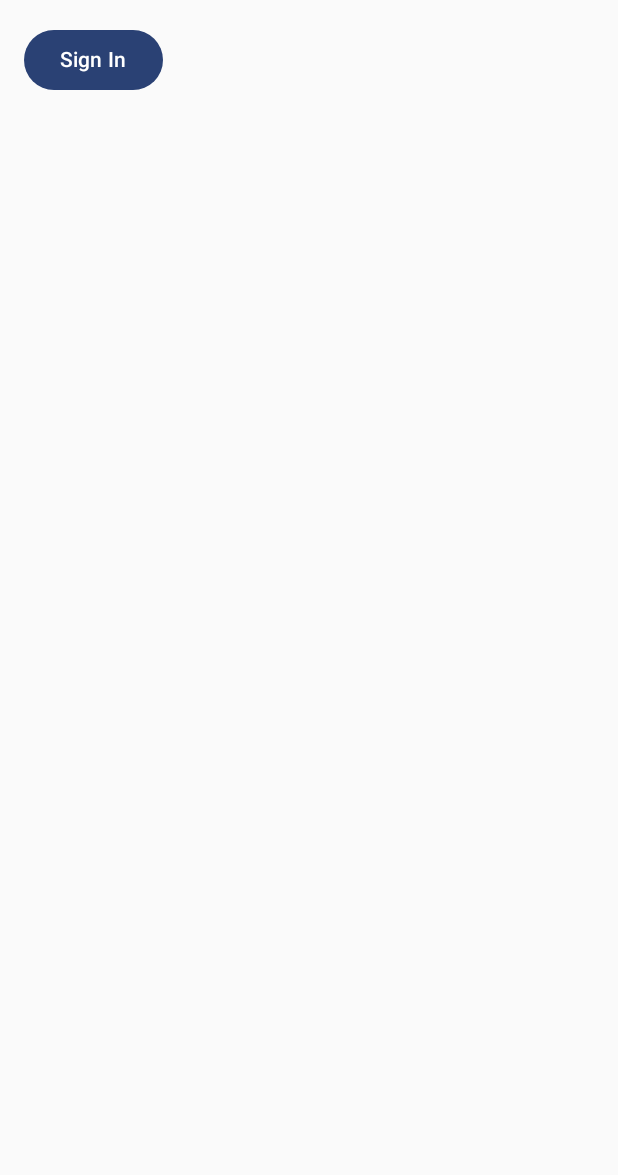
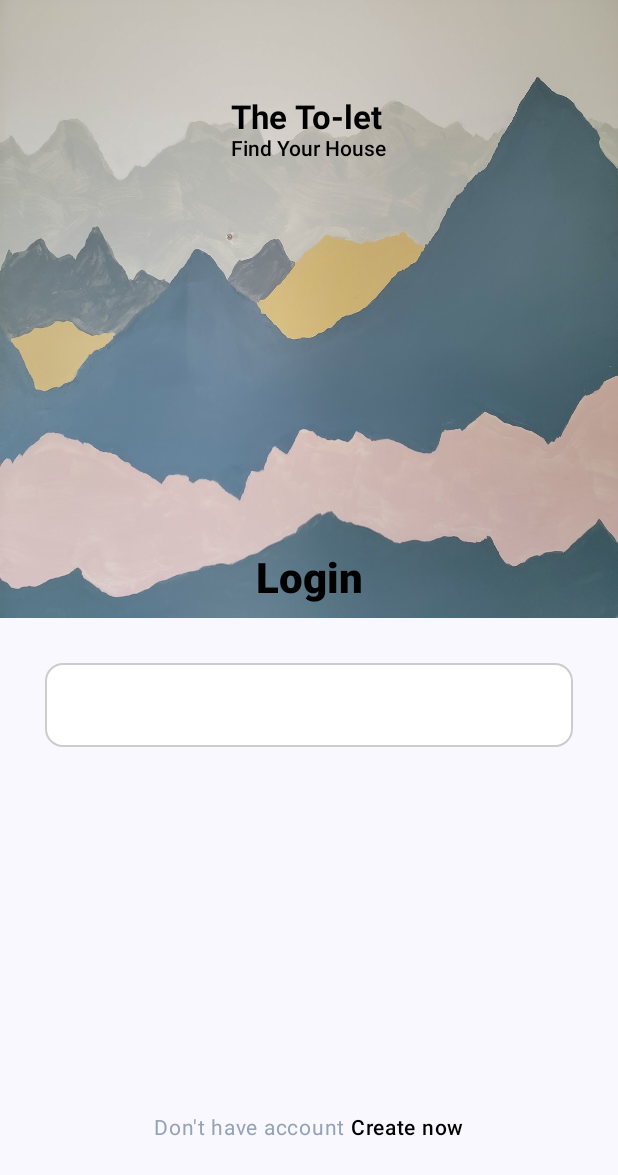
Before and after one commit to jyotip1308/ComposeCode, an Android app built with Jetpack Compose: the screen it shows after launch (MainActivity), on a phone screen of 412 x 824 dp. Shown: the top 1175 px of the screen. Run offline under Robolectric (Android 15) with nearby library versions, the phone set to English and light mode, and no system bars; our stand-ins replace Dagger/Hilt's generated code, Firebase (no records; nobody signed in at launch, a user with empty details on screens opened directly), window size class; 1 statement that could not run was skipped.

Commit message:
Responsive Screen

```diff
--- a/app/build.gradle.kts
+++ b/app/build.gradle.kts
@@ -105,6 +105,8 @@ dependencies {
     implementation("com.google.android.gms:play-services-location:21.3.0")
     implementation ("com.google.accompanist:accompanist-permissions:0.31.1-alpha")
 
+    //Window size
+    implementation("androidx.compose.material3:material3-window-size-class-android:1.2.1")
 
 
 }
--- a/app/src/main/AndroidManifest.xml
+++ b/app/src/main/AndroidManifest.xml
@@ -27,7 +27,6 @@
             android:theme="@style/Theme.ComposeCode">
             <intent-filter>
                 <action android:name="android.intent.action.MAIN" />
-
                 <category android:name="android.intent.category.LAUNCHER" />
             </intent-filter>
         </activity>
--- a/app/src/main/java/com/composemates/composecode/MainActivity.kt
+++ b/app/src/main/java/com/composemates/composecode/MainActivity.kt
@@ -17,10 +17,13 @@ import androidx.navigation.compose.NavHost
 import androidx.navigation.compose.composable
 import androidx.navigation.compose.rememberNavController
 import com.composemates.composecode.firebasePresentation.GoogleAuthUiClient
+import com.composemates.composecode.firebasePresentation.GoogleAuthUiClientHilt
 import com.composemates.composecode.firebasePresentation.ProfileScreen
 import com.composemates.composecode.firebasePresentation.SignInScreen
 import com.composemates.composecode.kotlinFlows.CountDownUi
+import com.composemates.composecode.navigation.FirebaseNavGraph
 import com.composemates.composecode.networkMonitor.NetworkConnectivityHelper
+import com.composemates.composecode.responsiveScreens.LoginScreen
 import com.composemates.composecode.ui.theme.ComposeCodeTheme
 import com.composemates.composecode.viewModels.AuthViewModel
 import com.composemates.composecode.viewModels.FirebaseViewModel
@@ -33,12 +36,17 @@ import javax.inject.Inject
 @AndroidEntryPoint
 class MainActivity : ComponentActivity() {
 
-    private val googleAuthClient by lazy {
+    //Firebase using hilt
+ /*   private val googleAuthClient by lazy {
         GoogleAuthUiClient(
             context = applicationContext,
             oneTapClient = Identity.getSignInClient(applicationContext)
         )
-    }
+    }*/
+
+    @Inject
+    lateinit var googleAuthUiClientHilt: GoogleAuthUiClientHilt
+
     @Inject
     lateinit var networkConnectivityHelper: NetworkConnectivityHelper
     private val authViewModel: AuthViewModel by viewModels()
@@ -51,7 +59,9 @@ class MainActivity : ComponentActivity() {
         setContent {
             ComposeCodeTheme {
 
-                val navController = rememberNavController()
+                // Firebase using hilt navigation code
+
+                /*val navController = rememberNavController()
 
                 NavHost(
                     navController = navController,
@@ -128,7 +138,14 @@ class MainActivity : ComponentActivity() {
                             }
                         )
                     }
-                }
+                }*/
+
+                LoginScreen()
+
+              /*  val navController = rememberNavController()
+                FirebaseNavGraph(navController = navController,
+                    googleAuthClientHilt = googleAuthUiClientHilt,
+                    applicationContext = applicationContext)*/
 
 //                CountDownUi(viewModel)
 //                CurrentLocation()
--- a/app/src/main/java/com/composemates/composecode/firebasePresentation/GoogleAuthUiClient.kt
+++ b/app/src/main/java/com/composemates/composecode/firebasePresentation/GoogleAuthUiClient.kt
@@ -8,6 +8,7 @@ import com.google.android.gms.auth.api.identity.BeginSignInRequest
 import com.google.android.gms.auth.api.identity.BeginSignInRequest.GoogleIdTokenRequestOptions
 import com.google.android.gms.auth.api.identity.SignInClient
 import com.google.firebase.Firebase
+import com.google.firebase.auth.FirebaseAuth
 import com.google.firebase.auth.GoogleAuthProvider
 import com.google.firebase.auth.auth
 import kotlinx.coroutines.tasks.await
@@ -15,7 +16,8 @@ import kotlin.coroutines.cancellation.CancellationException
 
 class GoogleAuthUiClient(
     private val context: Context,
-    private val oneTapClient: SignInClient
+    private val oneTapClient: SignInClient,
+
 ) {
 
     private val auth = Firebase.auth
--- /dev/null
+++ b/app/src/main/java/com/composemates/composecode/hiltModules/FirebaseModule.kt
@@ -0,0 +1,43 @@
+package com.composemates.composecode.hiltModules
+
+import android.content.Context
+import com.composemates.composecode.firebasePresentation.GoogleAuthUiClient
+import com.composemates.composecode.firebasePresentation.GoogleAuthUiClientHilt
+import com.google.android.gms.auth.api.identity.Identity
+import com.google.android.gms.auth.api.identity.SignInClient
+import com.google.firebase.auth.FirebaseAuth
+import com.google.firebase.auth.ktx.auth
+import com.google.firebase.ktx.Firebase
+import com.google.firebase.ktx.initialize
+import dagger.Module
+import dagger.Provides
+import dagger.hilt.InstallIn
+import dagger.hilt.android.qualifiers.ApplicationContext
+import dagger.hilt.components.SingletonComponent
+import javax.inject.Singleton
+
+@Module
+@InstallIn(SingletonComponent::class)
+object FirebaseModule {
+
+    @Provides
+    @Singleton
+    fun provideFirebaseAuth(): FirebaseAuth = Firebase.auth
+
+    @Provides
+    @Singleton
+    fun provideSignInClient(@ApplicationContext context: Context): SignInClient {
+        Firebase.initialize(context)
+        return Identity.getSignInClient(context)
+    }
+
+    @Provides
+    @Singleton
+    fun provideGoogleAuthUiClient(
+        @ApplicationContext context: Context,
+        signInClient: SignInClient,
+        auth: FirebaseAuth
+    ): GoogleAuthUiClientHilt {
+        return GoogleAuthUiClientHilt(context, signInClient, auth)
+    }
+}
--- a/app/src/main/java/com/composemates/composecode/navigation/FirebaseNavigation.kt
+++ b/app/src/main/java/com/composemates/composecode/navigation/FirebaseNavigation.kt
@@ -13,15 +13,16 @@ import androidx.navigation.NavHostController
 import androidx.navigation.compose.NavHost
 import androidx.navigation.compose.composable
 import com.composemates.composecode.firebasePresentation.GoogleAuthUiClient
+import com.composemates.composecode.firebasePresentation.GoogleAuthUiClientHilt
 import com.composemates.composecode.firebasePresentation.ProfileScreen
 import com.composemates.composecode.firebasePresentation.SignInScreen
 import com.composemates.composecode.viewModels.FirebaseViewModel
 import kotlinx.coroutines.launch
 
 @Composable
-fun NavGraph(
+fun FirebaseNavGraph(
     navController: NavHostController,
-    googleAuthClient: GoogleAuthUiClient,
+    googleAuthClientHilt: GoogleAuthUiClientHilt,
     applicationContext: Context
 ) {
     NavHost(
@@ -35,9 +36,11 @@ fun NavGraph(
             var userSignedIn by remember { mutableStateOf(false) }
 
             LaunchedEffect(key1 = Unit) {
-                userSignedIn = googleAuthClient.getSignedInUser() != null
+                userSignedIn = googleAuthClientHilt.getSignedInUser() != null
                 if (userSignedIn) {
-                    navController.navigate("profile")
+                    navController.navigate("profile") {
+                        popUpTo("sign_in") { inclusive = true }
+                    }
                 }
             }
 
@@ -46,7 +49,7 @@ fun NavGraph(
                 onResult = { result ->
                     if (result.resultCode == RESULT_OK) {
                         viewModel.viewModelScope.launch {
-                            val signInResult = googleAuthClient.signInWithIntent(
+                            val signInResult = googleAuthClientHilt.signInWithIntent(
                                 intent = result.data ?: return@launch
                             )
                             viewModel.onSignInResult(signInResult)
@@ -71,7 +74,7 @@ fun NavGraph(
             SignInScreen(state = state,
                 onSignInClick = {
                     viewModel.viewModelScope.launch {
-                        val signInIntentSender = googleAuthClient.signIn()
+                        val signInIntentSender = googleAuthClientHilt.signIn()
                         launcher.launch(
                             IntentSenderRequest.Builder(
                                 signInIntentSender ?: return@launch
@@ -86,17 +89,19 @@ fun NavGraph(
             val viewModel: FirebaseViewModel = hiltViewModel()
 
             ProfileScreen(
-                userData = googleAuthClient.getSignedInUser(),
+                userData = googleAuthClientHilt.getSignedInUser(),
                 onSignOut = {
                     viewModel.viewModelScope.launch {
-                        googleAuthClient.signOut()
+                        googleAuthClientHilt.signOut()
                         Toast.makeText(
                             applicationContext,
                             "Signed out",
                             Toast.LENGTH_LONG
                         ).show()
 
-                        navController.popBackStack()
+                        navController.navigate("sign_in") {
+                            popUpTo("profile") { inclusive = true }
+                        }
                     }
                 }
             )
--- a/app/src/main/java/com/composemates/composecode/navigation/navigation.kt
+++ b/app/src/main/java/com/composemates/composecode/navigation/navigation.kt
@@ -26,7 +26,5 @@ fun Navigate() {
         composable("ABCD"){
             ABCD()
         }
-
-
     }
 }
--- /dev/null
+++ b/app/src/main/java/com/composemates/composecode/responsiveScreens/LoginScreen.kt
@@ -0,0 +1,140 @@
+package com.composemates.composecode.responsiveScreens
+
+import androidx.compose.foundation.Image
+import androidx.compose.foundation.isSystemInDarkTheme
+import androidx.compose.foundation.layout.Box
+import androidx.compose.foundation.layout.Column
+import androidx.compose.foundation.layout.Row
+import androidx.compose.foundation.layout.Spacer
+import androidx.compose.foundation.layout.fillMaxHeight
+import androidx.compose.foundation.layout.fillMaxSize
+import androidx.compose.foundation.layout.fillMaxWidth
+import androidx.compose.foundation.layout.height
+import androidx.compose.foundation.layout.padding
+import androidx.compose.foundation.shape.RoundedCornerShape
+import androidx.compose.material3.MaterialTheme
+import androidx.compose.material3.Surface
+import androidx.compose.material3.Text
+import androidx.compose.material3.TextField
+import androidx.compose.runtime.Composable
+import androidx.compose.runtime.getValue
+import androidx.compose.runtime.mutableStateOf
+import androidx.compose.runtime.remember
+import androidx.compose.runtime.setValue
+import androidx.compose.ui.Alignment
+import androidx.compose.ui.Modifier
+import androidx.compose.ui.graphics.Color
+import androidx.compose.ui.layout.ContentScale
+import androidx.compose.ui.res.painterResource
+import androidx.compose.ui.text.SpanStyle
+import androidx.compose.ui.text.buildAnnotatedString
+import androidx.compose.ui.text.font.FontWeight
+import androidx.compose.ui.text.withStyle
+import androidx.compose.ui.unit.dp
+import androidx.compose.ui.unit.sp
+import com.composemates.composecode.R
+import com.composemates.composecode.ui.theme.dimens
+
+@Composable
+fun LoginScreen() {
+    Surface {
+        Column(modifier = Modifier.fillMaxSize())
+        {
+            TopSection()
+
+            Spacer(modifier = Modifier.height(MaterialTheme.dimens.medium2))
+
+            Column(
+                modifier = Modifier
+                    .fillMaxSize()
+                    .padding(horizontal = 30.dp)
+            )  {
+
+                var mob by remember { mutableStateOf("") }
+                MobileTextField(
+                    text = mob,
+                    label = "Mobile",
+                    onTextChange = {mob = it},
+                    color = Color.DarkGray,
+                    maxLength = 12,
+                    shape = RoundedCornerShape(12.dp)
+                )
+                Spacer(modifier = Modifier.height(MaterialTheme.dimens.medium1))
+
+                CreateAccountSection()
+            }
+        }
+    }
+}
+
+@Composable
+fun TopSection(){
+    val uiColor = if (isSystemInDarkTheme()) Color.White else Color.Black
+
+    Box(contentAlignment = Alignment.TopCenter){
+        Image(modifier = Modifier
+            .fillMaxWidth()
+            .fillMaxHeight(0.5f),
+            painter = painterResource(id = R.drawable.mountain),
+            contentDescription = null ,
+            contentScale = ContentScale.FillBounds
+        )
+
+        Row (modifier = Modifier.padding(top = MaterialTheme.dimens.large),
+            verticalAlignment = Alignment.CenterVertically)
+        {
+            Column {
+                Text(text = "The To-let",
+                  style = MaterialTheme.typography.headlineMedium,
+                  color = uiColor
+                )
+                Text(text = "Find Your House",
+                  style = MaterialTheme.typography.titleMedium,
+                  color = uiColor
+                )
+            }
+        }
+
+        Text(
+            modifier = Modifier
+                .padding(bottom = 10.dp)
+                .align(alignment = Alignment.BottomCenter),
+            text = "Login",
+            style = MaterialTheme.typography.headlineLarge,
+            color = uiColor
+        )
+    }
+}
+
+@Composable
+fun CreateAccountSection(){
+    val uiColor = if (isSystemInDarkTheme()) Color.White else Color.Black
+    Box (modifier = Modifier
+        .fillMaxHeight(0.8f)
+        .fillMaxWidth(),
+        contentAlignment = Alignment.BottomCenter
+    ){
+        Text(text = buildAnnotatedString {
+            withStyle(
+                style = SpanStyle(
+                    color = Color(0xFF94A3B8),
+                    fontSize = MaterialTheme.typography.labelMedium.fontSize,
+                    fontWeight = FontWeight.Normal
+                )
+            ){
+                append("Don't have account")
+            }
+
+            withStyle(
+                style = SpanStyle(
+                    color = uiColor,
+                    fontSize = MaterialTheme.typography.labelMedium.fontSize,
+                    fontWeight = FontWeight.Medium
+                )
+            ){
+                append(" ")
+                append("Create now")
+            }
+        })
+    }
+}
--- /dev/null
+++ b/app/src/main/java/com/composemates/composecode/responsiveScreens/mobNum_textfield.kt
@@ -0,0 +1,80 @@
+package com.composemates.composecode.responsiveScreens
+
+import androidx.compose.foundation.layout.Box
+import androidx.compose.foundation.layout.fillMaxWidth
+import androidx.compose.foundation.layout.size
+import androidx.compose.foundation.shape.RoundedCornerShape
+import androidx.compose.foundation.text.KeyboardActions
+import androidx.compose.foundation.text.KeyboardOptions
+import androidx.compose.material3.ExperimentalMaterial3Api
+import androidx.compose.material3.Icon
+import androidx.compose.material3.LocalTextStyle
+import androidx.compose.material3.MaterialTheme
+import androidx.compose.material3.OutlinedTextField
+import androidx.compose.material3.Text
+import androidx.compose.material3.TextFieldDefaults
+import androidx.compose.runtime.Composable
+import androidx.compose.ui.Alignment
+import androidx.compose.ui.Modifier
+import androidx.compose.ui.graphics.Color
+import androidx.compose.ui.platform.LocalConfiguration
+import androidx.compose.ui.res.painterResource
+import androidx.compose.ui.text.font.FontWeight
+import androidx.compose.ui.text.input.ImeAction
+import androidx.compose.ui.text.input.KeyboardType
+import androidx.compose.ui.unit.dp
+import androidx.compose.ui.unit.sp
+
+//abc
+@OptIn(ExperimentalMaterial3Api::class)
+@Composable
+fun MobileTextField(
+    modifier: Modifier = Modifier,
+    text: String,
+    label: String,
+    maxLine: Int = 1,
+    onTextChange: (String) -> Unit,
+    color: Color,
+    maxLength: Int,
+    keyboardType: KeyboardType = KeyboardType.Number,
+//    keyboardOptions: KeyboardOptions,
+    onImeAction:ImeAction = ImeAction.Next,
+    onAction: KeyboardActions = KeyboardActions.Default,
+    shape: RoundedCornerShape
+
+) {
+    val limitedText = text.take(maxLength)
+    val conf = LocalConfiguration.current
+    val widthdp = conf.screenWidthDp.dp
+
+    Box(
+        contentAlignment = Alignment.CenterStart,
+
+        ) {
+        OutlinedTextField(
+            colors = TextFieldDefaults.outlinedTextFieldColors(
+                focusedBorderColor = Color.Black,
+                unfocusedBorderColor = Color.LightGray,
+                containerColor = Color.White,
+                focusedLabelColor = Color.Black),
+            value = text,
+            onValueChange = {
+                val newText = it.take(maxLength)
+                onTextChange(newText)
+            },
+            shape= shape,
+            maxLines = maxLine,
+
+            keyboardOptions = KeyboardOptions(keyboardType = keyboardType,
+                                imeAction = onImeAction),
+            keyboardActions = onAction,
+            modifier = Modifier.fillMaxWidth(),
+//                .width(widthdp/4),
+            textStyle = LocalTextStyle.current.copy(
+                fontWeight = FontWeight.Bold,
+                color = color,
+                fontSize = MaterialTheme.typography.labelMedium.fontSize
+            ),
+        )
+    }
+}
--- /dev/null
+++ b/app/src/main/java/com/composemates/composecode/ui/theme/AppUtils.kt
@@ -0,0 +1,23 @@
+package com.composemates.composecode.ui.theme
+
+import androidx.compose.runtime.Composable
+import androidx.compose.runtime.CompositionLocalProvider
+import androidx.compose.runtime.compositionLocalOf
+import androidx.compose.runtime.remember
+
+@Composable
+fun AppUtils(
+    appDimens: Dimens,
+    content:@Composable () -> Unit
+){
+    val appDimens = remember {
+        appDimens
+    }
+
+    CompositionLocalProvider( LocalAppDimens provides appDimens ) {
+     content()
+    }
+}
+val LocalAppDimens = compositionLocalOf {
+    CompactDimens
+}
--- /dev/null
+++ b/app/src/main/java/com/composemates/composecode/ui/theme/Dimens.kt
@@ -0,0 +1,73 @@
+package com.composemates.composecode.ui.theme
+
+import androidx.compose.ui.unit.Dp
+import androidx.compose.ui.unit.dp
+
+data class Dimens(
+    val extraSmall: Dp = 0.dp,
+    val small1: Dp = 0.dp,
+    val small2: Dp = 0.dp,
+    val small3: Dp = 0.dp,
+    val medium1: Dp = 0.dp,
+    val medium2: Dp = 0.dp,
+    val medium3: Dp = 0.dp,
+    val large: Dp = 0.dp,
+    val buttonHeight:Dp = 40.dp,
+    val largeSize: Dp = 42.dp,
+    val logoSize: Dp = 42.dp
+)
+
+val CompactSmallDimens = Dimens(
+    small1 = 6.dp,
+    small2 = 5.dp,
+    small3 = 8.dp,
+    medium1 = 15.dp,
+    medium2 = 26.dp,
+    medium3 = 30.dp,
+    large = 45.dp,
+    buttonHeight = 30.dp,
+    logoSize = 36.dp
+)
+
+val CompactMediumDimens = Dimens(
+    small1 = 8.dp,
+    small2 = 13.dp,
+    small3 = 17.dp,
+    medium1 = 25.dp,
+    medium2 = 30.dp,
+    medium3 = 35.dp,
+    large = 65.dp,
+)
+
+val CompactDimens = Dimens(
+    small1 = 10.dp,
+    small2 = 15.dp,
+    small3 = 20.dp,
+    medium1 = 30.dp,
+    medium2 = 36.dp,
+    medium3 = 40.dp,
+    large = 80.dp,
+
+)
+
+val MediumDimens = Dimens(
+    small1 = 10.dp,
+    small2 = 15.dp,
+    small3 = 20.dp,
+    medium1 = 30.dp,
+    medium2 = 36.dp,
+    medium3 = 40.dp,
+    large = 110.dp,
+    logoSize = 55.dp
+)
+
+val ExpandedDimens = Dimens(
+    small1 = 15.dp,
+    small2 = 20.dp,
+    small3 = 25.dp,
+    medium1 = 35.dp,
+    medium2 = 30.dp,
+    medium3 = 45.dp,
+    large = 130.dp,
+    logoSize = 72.dp
+)
--- a/app/src/main/java/com/composemates/composecode/ui/theme/Theme.kt
+++ b/app/src/main/java/com/composemates/composecode/ui/theme/Theme.kt
@@ -8,12 +8,17 @@ import androidx.compose.material3.darkColorScheme
 import androidx.compose.material3.dynamicDarkColorScheme
 import androidx.compose.material3.dynamicLightColorScheme
 import androidx.compose.material3.lightColorScheme
+import androidx.compose.material3.windowsizeclass.ExperimentalMaterial3WindowSizeClassApi
+import androidx.compose.material3.windowsizeclass.WindowWidthSizeClass
+import androidx.compose.material3.windowsizeclass.calculateWindowSizeClass
 import androidx.compose.runtime.Composable
 import androidx.compose.runtime.SideEffect
 import androidx.compose.ui.graphics.toArgb
+import androidx.compose.ui.platform.LocalConfiguration
 import androidx.compose.ui.platform.LocalContext
 import androidx.compose.ui.platform.LocalView
 import androidx.core.view.WindowCompat
+import com.composemates.composecode.MainActivity
 
 private val DarkColorScheme = darkColorScheme(
     primary = Purple80,
@@ -37,11 +42,13 @@ private val LightColorScheme = lightColorScheme(
     */
 )
 
+@OptIn(ExperimentalMaterial3WindowSizeClassApi::class)
 @Composable
 fun ComposeCodeTheme(
     darkTheme: Boolean = isSystemInDarkTheme(),
     // Dynamic color is available on Android 12+
     dynamicColor: Boolean = true,
+    activity: Activity = LocalContext.current as MainActivity,
     content: @Composable () -> Unit
 ) {
     val colorScheme = when {
@@ -62,9 +69,49 @@ fun ComposeCodeTheme(
         }
     }
 
-    MaterialTheme(
-        colorScheme = colorScheme,
-        typography = Typography,
-        content = content
-    )
+    val window = calculateWindowSizeClass(activity = activity)
+    val config = LocalConfiguration.current
+
+    var typography = CompactTypography
+    var appDimens = CompactDimens
+
+    when(window.widthSizeClass){
+        WindowWidthSizeClass.Compact -> {
+            if (config.screenWidthDp <= 360){
+                appDimens = CompactSmallDimens
+                typography = CompactSmallTypography
+            }
+            else if (config.screenWidthDp < 599){
+                appDimens = CompactMediumDimens
+                typography = CompactMediumTypography
+            }
+            else{
+                appDimens = CompactDimens
+                typography = CompactTypography
+            }
+        }
+
+        WindowWidthSizeClass.Medium ->{
+            appDimens = MediumDimens
+            typography = MediumTypography
+        }
+
+        else -> {
+            appDimens = ExpandedDimens
+            typography = ExpandedTypography
+        }
+    }
+
+    AppUtils(appDimens = appDimens) {
+        MaterialTheme(
+            colorScheme = colorScheme,
+            typography = typography,
+            content = content
+        )
+    }
+
 }
+
+val MaterialTheme.dimens
+    @Composable
+    get() = LocalAppDimens.current
--- a/app/src/main/java/com/composemates/composecode/ui/theme/Type.kt
+++ b/app/src/main/java/com/composemates/composecode/ui/theme/Type.kt
@@ -45,3 +45,133 @@ val kanitText = TextStyle(
     fontFamily = kanit,
     fontSize = 22.sp
 )
+
+val CompactTypography = Typography(
+    headlineLarge = TextStyle(
+        fontFamily = FontFamily.Default,
+        fontWeight = FontWeight.ExtraBold,
+        fontSize = 30.sp,
+    ),
+
+    headlineMedium = TextStyle(
+        fontFamily = FontFamily.Default,
+        fontWeight = FontWeight.Bold,
+        fontSize = 24.sp,
+    ),
+
+    titleMedium = TextStyle(
+        fontFamily = FontFamily.Default,
+        fontWeight = FontWeight.Medium,
+        fontSize = 15.sp,
+    ),
+
+    labelMedium = TextStyle(
+        fontFamily = FontFamily.Default,
+        fontWeight = FontWeight.Normal,
+        fontSize = 15.sp,
+    )
+)
+
+val CompactMediumTypography = Typography(
+    headlineLarge = TextStyle(
+        fontFamily = FontFamily.Default,
+        fontWeight = FontWeight.ExtraBold,
+        fontSize = 28.sp,
+    ),
+
+    headlineMedium = TextStyle(
+        fontFamily = FontFamily.Default,
+        fontWeight = FontWeight.Bold,
+        fontSize = 22.sp,
+    ),
+
+    titleMedium = TextStyle(
+        fontFamily = FontFamily.Default,
+        fontWeight = FontWeight.Medium,
+        fontSize = 14.sp,
+    ),
+
+    labelMedium = TextStyle(
+        fontFamily = FontFamily.Default,
+        fontWeight = FontWeight.Normal,
+        fontSize = 14.sp,
+    )
+)
+
+val CompactSmallTypography = Typography(
+    headlineLarge = TextStyle(
+        fontFamily = FontFamily.Default,
+        fontWeight = FontWeight.ExtraBold,
+        fontSize = 22.sp,
+    ),
+
+    headlineMedium = TextStyle(
+        fontFamily = FontFamily.Default,
+        fontWeight = FontWeight.Bold,
+        fontSize = 16.sp,
+    ),
+
+    titleMedium = TextStyle(
+        fontFamily = FontFamily.Default,
+        fontWeight = FontWeight.Medium,
+        fontSize = 10.sp,
+    ),
+
+    labelMedium = TextStyle(
+        fontFamily = FontFamily.Default,
+        fontWeight = FontWeight.Normal,
+        fontSize = 10.sp,
+    )
+)
+
+val MediumTypography = Typography(
+    headlineLarge = TextStyle(
+        fontFamily = FontFamily.Default,
+        fontWeight = FontWeight.ExtraBold,
+        fontSize = 38.sp,
+    ),
+
+    headlineMedium = TextStyle(
+        fontFamily = FontFamily.Default,
+        fontWeight = FontWeight.Bold,
+        fontSize = 30.sp,
+    ),
+
+    titleMedium = TextStyle(
+        fontFamily = FontFamily.Default,
+        fontWeight = FontWeight.Medium,
+        fontSize = 16.sp,
+    ),
+
+    labelMedium = TextStyle(
+        fontFamily = FontFamily.Default,
+        fontWeight = FontWeight.Normal,
+        fontSize = 16.sp,
+    )
+)
+
+val ExpandedTypography = Typography(
+    headlineLarge = TextStyle(
+        fontFamily = FontFamily.Default,
+        fontWeight = FontWeight.ExtraBold,
+        fontSize = 42.sp,
+    ),
+
+    headlineMedium = TextStyle(
+    fontFamily = FontFamily.Default,
+    fontWeight = FontWeight.Bold,
+    fontSize = 34.sp,
+    ),
+
+    titleMedium = TextStyle(
+        fontFamily = FontFamily.Default,
+        fontWeight = FontWeight.Medium,
+        fontSize = 18.sp,
+    ),
+
+    labelMedium = TextStyle(
+        fontFamily = FontFamily.Default,
+        fontWeight = FontWeight.Normal,
+        fontSize = 18.sp,
+    )
+)
```
Also changed, not shown: app/src/main/res/drawable/img.png (added), app/src/main/res/drawable/mountain.jpg (added), 1 other file.
